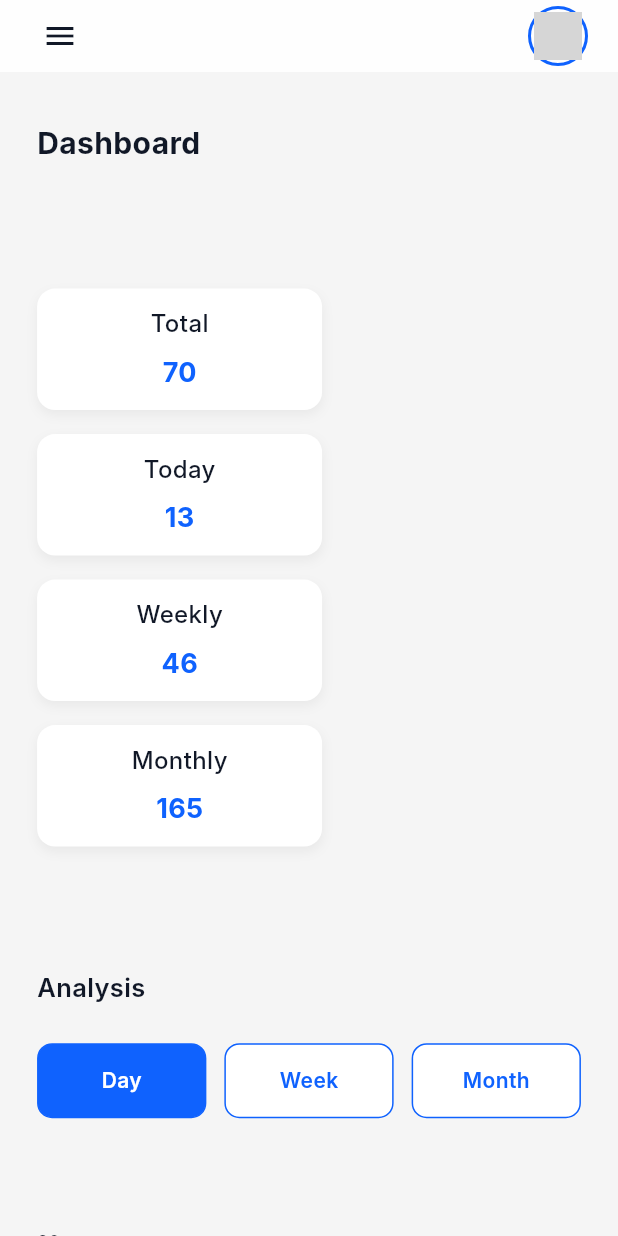
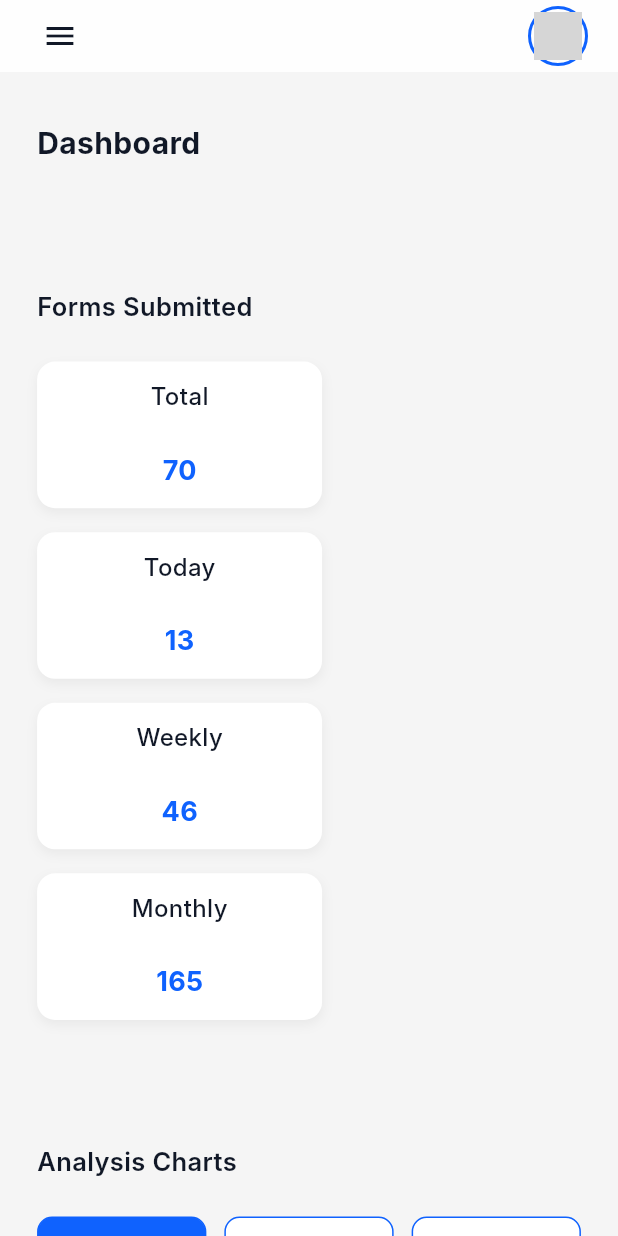
Before and after one commit to huzaifa-huzzi/Project_Lead, a Flutter app: the screen it shows after launch, after a tap on "Login", on a phone screen of 412 x 824 dp. Run offline on Flutter 3.47's test engine with Material 3 defaults, Android fonts, the phone set to English and light mode, and no system bars; our stand-ins replace fl_chart, flutter_feather_icons, get, loading_indicator; Roboto replaces fonts that are missing (Inter); grey boxes are pictures that could not be loaded.

Commit message:
Form completed

```diff
--- a/lib/View/Home/HomeScreen.dart
+++ b/lib/View/Home/HomeScreen.dart
@@ -41,6 +41,15 @@ class HomeScreen extends StatelessWidget {
             SizedBox(height: SizingConfig.height(0.1)),
 
             /// Stat Cards
+            Text(
+              "Forms Submitted",
+              style: TextStyle(
+                fontSize: 17,
+                fontWeight: FontWeight.w600,
+                color: AppColors.textColor,
+              ),
+            ),
+            SizedBox(height: SizingConfig.height(0.03)),
             Wrap(
               spacing: 30,
               runSpacing: 16,
@@ -56,7 +65,7 @@ class HomeScreen extends StatelessWidget {
 
             /// Toggle Buttons
             Text(
-              "Analysis",
+              "Analysis Charts",
               style: TextStyle(
                 fontSize: 17,
                 fontWeight: FontWeight.w600,
@@ -120,7 +129,7 @@ class HomeScreen extends StatelessWidget {
               fontWeight: FontWeight.w500,
             ),
           ),
-          const SizedBox(height: 8),
+           SizedBox(height: SizingConfig.height(0.03)),
           TweenAnimationBuilder<int>(
             tween: IntTween(begin: 0, end: targetValue),
             duration: const Duration(seconds: 2),
@@ -171,35 +180,28 @@ class HomeScreen extends StatelessWidget {
 
 /// Day chart
 
+
 class DayChart extends StatelessWidget {
-  final List<double> values = [8, 10, 14, 15, 13, 10, 16];
+  final double barValue = 12;
 
   @override
   Widget build(BuildContext context) {
-    return SizedBox(
-      height: values.length * 40 + 60, // Responsive height
+    return Center(
+      child: Stack(
+        alignment: Alignment.center,
+        children: [
+          SizedBox(
+            height: 250,
+            width: 120,
             child: BarChart(
               BarChartData(
                 maxY: 20,
-          barTouchData: BarTouchData(
-            enabled: true,
-            touchTooltipData: BarTouchTooltipData(
-              getTooltipItem: (group, groupIndex, rod, rodIndex) {
-                return BarTooltipItem(
-                  rod.toY.toString(),
-                  const TextStyle(
-                    color: Colors.black,
-                    fontWeight: FontWeight.bold,
-                  ),
-                );
-              },
-            ),
-          ),
                 titlesData: FlTitlesData(
                   leftTitles: AxisTitles(
                     sideTitles: SideTitles(
                       showTitles: true,
                       reservedSize: 30,
+                      interval: 5,
                       getTitlesWidget: (value, _) => Text(
                         value.toInt().toString(),
                         style: const TextStyle(fontSize: 12),
@@ -208,10 +210,8 @@ class DayChart extends StatelessWidget {
                   ),
                   rightTitles: AxisTitles(),
                   topTitles: AxisTitles(),
-            bottomTitles: AxisTitles(), // no labels on bottom
+                  bottomTitles: AxisTitles(),
                 ),
-
-          /// ✅ Enable grid lines here:
                 gridData: FlGridData(
                   show: true,
                   drawVerticalLine: false,
@@ -219,41 +219,70 @@ class DayChart extends StatelessWidget {
                   horizontalInterval: 5,
                   getDrawingHorizontalLine: (value) => FlLine(
                     color: Colors.grey.withOpacity(0.3),
-              strokeWidth: 1,
+                    strokeWidth: 2,
+                  ),
+                ),
+                borderData: FlBorderData(
+                  show: true,
+                  border: const Border(
+                    left: BorderSide(color: Colors.grey),
+                    bottom: BorderSide(color: Colors.grey),
+                  ),
+                ),
+                barGroups: [
+                  BarChartGroupData(
+                    x: 0,
+                    barRods: [
+                      BarChartRodData(
+                        toY: barValue,
+                        width: 30,
+                        borderRadius: BorderRadius.circular(6),
+                        gradient: const LinearGradient(
+                          colors: [Colors.teal, Colors.lightBlueAccent],
+                        ),
+                      ),
+                    ],
+                  ),
+                ],
+                barTouchData: BarTouchData(enabled: false),
+              ),
             ),
           ),
 
-          /// ✅ Optional border
-          borderData: FlBorderData(
-            show: true,
-            border: const Border(
-              left: BorderSide(color: Colors.grey, width: 1),
-              bottom: BorderSide(color: Colors.grey, width: 1),
+          /// Positioned value above bar
+          Positioned(
+            top: _calculateTopPosition(barValue),
+            child: Container(
+              padding: const EdgeInsets.symmetric(horizontal: 8, vertical: 4),
+              decoration: BoxDecoration(
+                color: Colors.black.withOpacity(0.75), // Tooltip background
+                borderRadius: BorderRadius.circular(6),
+              ),
+              child: Text(
+                '$barValue',
+                style: const TextStyle(
+                  color: Colors.white,
+                  fontSize: 12,
+                  fontWeight: FontWeight.bold,
                 ),
               ),
-
-          barGroups: List.generate(values.length, (index) {
-            return BarChartGroupData(
-              x: index,
-              barRods: [
-                BarChartRodData(
-                  toY: values[index],
-                  width: 20,
-                  borderRadius: BorderRadius.circular(8),
-                  gradient: const LinearGradient(
-                    colors: [Colors.teal, Colors.lightBlueAccent],
-                    begin: Alignment.centerLeft,
-                    end: Alignment.centerRight,
             ),
           ),
         ],
-            );
-          }),
-        ),
       ),
     );
   }
+
+  double _calculateTopPosition(double value) {
+    // Adjust this multiplier based on maxY and widget height
+    double chartHeight = 250;
+    double maxY = 20;
+    double paddingTop = 30;
+
+    return (chartHeight - (value / maxY * chartHeight)) - 40 + paddingTop;
   }
+}
+
 
 /// Week Chart
 class WeekChart extends StatelessWidget {
```
Also changed, not shown: lib/View/Form/Form.dart (+53 -18 lines), lib/View/Form/Widgets/FormFillingButtonWidgets.dart (deleted, +0 -61 lines). Lines whose indentation alone changed are shown as unchanged.
